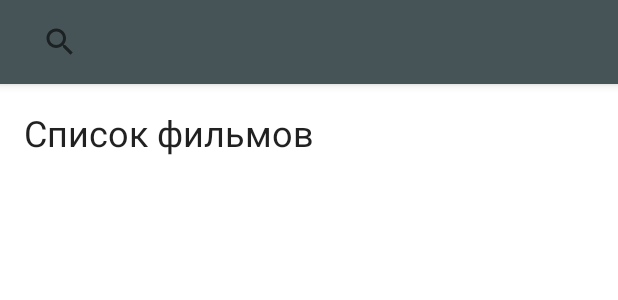
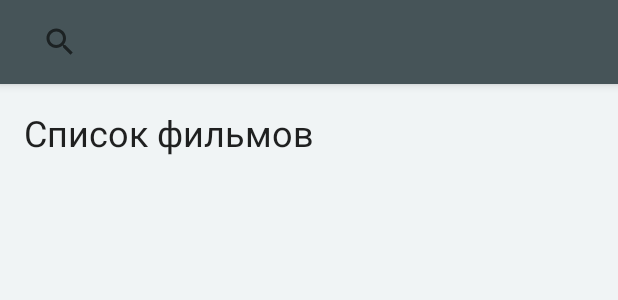
Before and after one commit to Cheber95/FindFilmApp, an Android app: the layout film_list_fragment.xml on its own in the app's theme, with its tools: preview values and no code run, on a phone screen of 412 x 824 dp. Shown: the top 300 px of the screen. Run offline under Robolectric (Android 15) with nearby library versions, the phone set to English and light mode, and no system bars.

Commit message:
Чистка кода

```diff
--- a/app/src/main/java/ru/chebertests/findfilmapp/model/dto/CountriesDTO.kt
+++ /dev/null
@@ -1,5 +0,0 @@
-package ru.chebertests.findfilmapp.model.dto
-
-data class CountriesDTO (
-    val production_countries: List<CountryDTO>?
-)
--- a/app/src/main/java/ru/chebertests/findfilmapp/model/repository/FilmLocalRepository.kt
+++ b/app/src/main/java/ru/chebertests/findfilmapp/model/repository/FilmLocalRepository.kt
@@ -1,6 +1,5 @@
 package ru.chebertests.findfilmapp.model.repository
 
-import ru.chebertests.findfilmapp.R
 import ru.chebertests.findfilmapp.model.Callback
 import ru.chebertests.findfilmapp.model.Film
 import ru.chebertests.findfilmapp.model.dto.FilmDetailDTO
--- a/app/src/main/java/ru/chebertests/findfilmapp/model/repository/GenresRepository.kt
+++ b/app/src/main/java/ru/chebertests/findfilmapp/model/repository/GenresRepository.kt
@@ -8,7 +8,6 @@ import androidx.annotation.RequiresApi
 import com.google.gson.Gson
 import ru.chebertests.findfilmapp.BuildConfig
 import ru.chebertests.findfilmapp.model.Callback
-import ru.chebertests.findfilmapp.model.dto.FilmsDTO
 import ru.chebertests.findfilmapp.model.dto.GenreDTO
 import ru.chebertests.findfilmapp.model.dto.GenresDTO
 import java.io.BufferedReader
--- a/app/src/main/java/ru/chebertests/findfilmapp/model/repository/IGenresRepository.kt
+++ b/app/src/main/java/ru/chebertests/findfilmapp/model/repository/IGenresRepository.kt
@@ -1,7 +1,6 @@
 package ru.chebertests.findfilmapp.model.repository
 
 import ru.chebertests.findfilmapp.model.Callback
-import ru.chebertests.findfilmapp.model.Film
 import ru.chebertests.findfilmapp.model.dto.GenreDTO
 
 interface IGenresRepository {
--- a/app/src/main/java/ru/chebertests/findfilmapp/view/FilmDetailFragment.kt
+++ b/app/src/main/java/ru/chebertests/findfilmapp/view/FilmDetailFragment.kt
@@ -6,7 +6,6 @@ import android.view.LayoutInflater
 import android.view.View
 import android.view.ViewGroup
 import androidx.annotation.RequiresApi
-import androidx.core.net.toUri
 import androidx.fragment.app.Fragment
 import com.bumptech.glide.Glide
 import ru.chebertests.findfilmapp.databinding.FilmDetailFragmentBinding
@@ -15,9 +14,7 @@ import ru.chebertests.findfilmapp.model.Film
 import ru.chebertests.findfilmapp.model.dto.CountryDTO
 import ru.chebertests.findfilmapp.model.dto.FilmDetailDTO
 import ru.chebertests.findfilmapp.model.dto.GenreDTO
-import ru.chebertests.findfilmapp.model.repository.CountryLoader
 import ru.chebertests.findfilmapp.model.repository.FilmRemoteRepository
-import ru.chebertests.findfilmapp.model.repository.GenresRepository
 
 class FilmDetailFragment : Fragment() {
 
--- a/app/src/main/res/layout/film_list_fragment.xml
+++ b/app/src/main/res/layout/film_list_fragment.xml
@@ -29,6 +29,7 @@
     <androidx.core.widget.NestedScrollView
         android:layout_width="match_parent"
         android:layout_height="match_parent"
+        android:background="@color/background_list"
         app:layout_behavior="com.google.android.material.appbar.AppBarLayout$ScrollingViewBehavior">
         <LinearLayout
             android:id="@+id/lists_container"
--- a/app/src/main/res/values/colors.xml
+++ b/app/src/main/res/values/colors.xml
@@ -11,4 +11,5 @@
     <color name="bottom_menu_back">#FF465458</color>
     <color name="bottom_item_is_selected">#FF6c1010</color>
     <color name="textColorDisabled">#FF3b3b3b</color>
+    <color name="background_list">#55d2dde2</color>
 </resources>
```
Also changed, not shown: app/src/main/java/ru/chebertests/findfilmapp/model/repository/CountryLoader.kt (deleted, +0 -8 lines), app/src/main/java/ru/chebertests/findfilmapp/model/repository/FilmRemoteRepository.kt (+7 -5 lines), app/src/main/res/drawable/ic_launcher_foreground.xml (renamed from app/src/main/res/drawable-v24/ic_launcher_foreground.xml), app/src/main/res/mipmap-hdpi/ic_launcher.png, app/src/main/res/mipmap-hdpi/ic_launcher_round.png, app/src/main/res/mipmap-mdpi/ic_launcher.png, app/src/main/res/mipmap-mdpi/ic_launcher_round.png, app/src/main/res/mipmap-xhdpi/ic_launcher.png, app/src/main/res/mipmap-xhdpi/ic_launcher_round.png, app/src/main/res/mipmap-xxhdpi/ic_launcher.png, app/src/main/res/mipmap-xxhdpi/ic_launcher_round.png, app/src/main/res/mipmap-xxxhdpi/ic_launcher.png, app/src/main/res/mipmap-xxxhdpi/ic_launcher_round.png.
